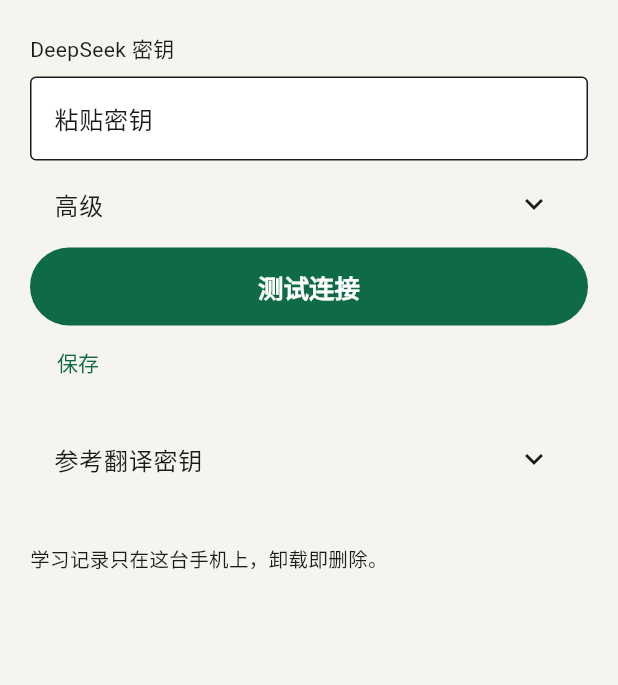
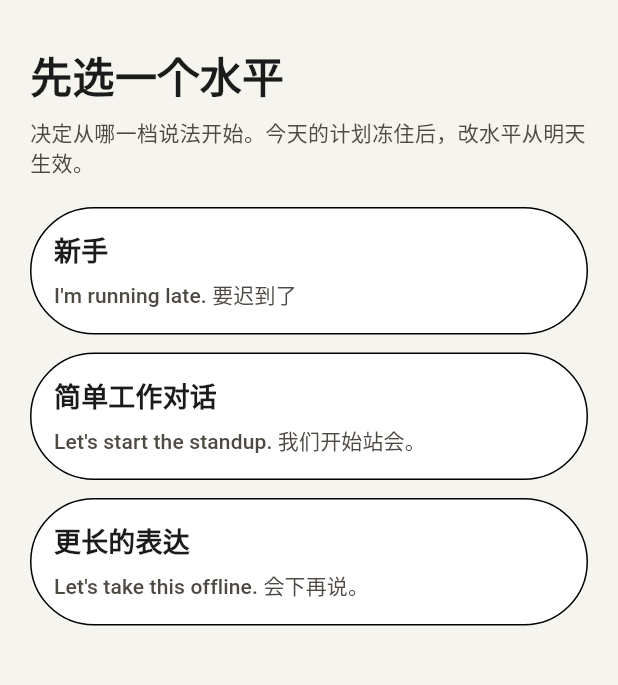
Before and after one commit to tysb121/english-app, a Flutter app: the screen it shows after launch, on a phone screen of 412 x 824 dp, the part 63-748 px from its top. Run offline on Flutter 3.47's test engine with Material 3 defaults, Android fonts, the light colour scheme and no system bars; our stand-ins replace flutter_secure_storage.

Commit message:
feat: product shell with level gate and coach thread
First launch picks level before the key gate. Bottom nav uses 我的.
Today opens one coach thread for vocab, scene, dialogue, quiz, errors,
and notes. Home labels and today cards follow the product flow.

```diff
--- a/lib/engine/lesson_store.dart
+++ b/lib/engine/lesson_store.dart
@@ -240,6 +240,7 @@
 
   int dailyWords = 5;
   String level = '简单工作对话';
+  bool levelChosen = false;
   String goal = '职场';
   String tone = '简洁';
   bool sceneInFlight = false;
@@ -720,19 +721,24 @@
     return lastCorrect >= vocabPassThreshold(ids.length);
   }
 
+  bool vocabSeen(String wordId) {
+    final attempts = _attempts[_key(today)] ?? [];
+    return attempts.any((item) => item.wordId == wordId);
+  }
+
   String homeActionLabel() {
     final plan = ensureTodayPlan();
-    if (checkedIn) return '看今天的笔记';
+    if (checkedIn) return '回看今天';
     if (!vocabThresholdMet) {
       final attempts = _attempts[_key(plan.date)] ?? [];
-      if (attempts.isEmpty) return '开始认词';
+      if (attempts.isEmpty) return '开始今天';
       return '继续认词';
     }
     if (sceneInFlight && plan.scene == null) return '正在写今天的场景';
-    if (!plan.dialogueDone && plan.scene == null) return '开始对话';
     if (!plan.dialogueDone) return '继续对话';
-    if (!quizGate) return '开始考核';
-    return '看今天的笔记';
+    if (!quizGate) return '继续考核';
+    if (plan.errorWordIds.isNotEmpty) return '还有错词';
+    return '回看今天';
   }
 
   List<StudyNote> noteDrafts() {
@@ -846,6 +852,7 @@
       'installId': installId,
       'dailyWords': dailyWords,
       'level': level,
+      'levelChosen': levelChosen,
       'goal': goal,
       'tone': tone,
       'userWords': [
@@ -971,6 +978,12 @@
     const tones = {'简洁', '朋友', '老师'};
     if (levels.contains(json['level'])) {
       level = normalizeLevel(json['level'] as String);
+    }
+    if (json['levelChosen'] == true) {
+      levelChosen = true;
+    } else if (levels.contains(json['level'])) {
+      // Returning users who already had a level saved are treated as chosen.
+      levelChosen = true;
     }
     if (goals.contains(json['goal'])) goal = json['goal'] as String;
     if (tones.contains(json['tone'])) tone = json['tone'] as String;
--- a/lib/ui/english_app.dart
+++ b/lib/ui/english_app.dart
@@ -1,6 +1,7 @@
 import 'package:flutter/material.dart';
 
 import '../app/app_model.dart';
+import 'level_page.dart';
 import 'records_page.dart';
 import 'settings_page.dart';
 import 'theme.dart';
@@ -43,6 +44,7 @@
   @override
   Widget build(BuildContext context) {
     final model = AppScope.of(context);
+    if (!model.store.levelChosen) return const LevelPage();
     if (!model.unlocked) return const SettingsPage(gate: true);
     return const HomeShell();
   }
@@ -77,8 +79,8 @@
             label: '记录',
           ),
           NavigationDestination(
-            icon: Icon(Icons.settings_outlined),
-            label: '设置',
+            icon: Icon(Icons.person_outline),
+            label: '我的',
           ),
         ],
       ),
--- /dev/null
+++ b/lib/ui/level_page.dart
@@ -0,0 +1,70 @@
+import 'package:flutter/material.dart';
+
+import 'english_app.dart';
+import 'theme.dart';
+
+class LevelPage extends StatelessWidget {
+  const LevelPage({super.key});
+
+  static const _options = [
+    ('新手', "I'm running late. 要迟到了"),
+    ('简单工作对话', "Let's start the standup. 我们开始站会。"),
+    ('更长的表达', "Let's take this offline. 会下再说。"),
+  ];
+
+  @override
+  Widget build(BuildContext context) {
+    final model = AppScope.of(context);
+    return Scaffold(
+      appBar: AppBar(title: const Text('今日英语')),
+      body: ListView(
+        padding: const EdgeInsets.fromLTRB(20, 16, 20, 32),
+        children: [
+          const Text(
+            '先选一个水平',
+            style: TextStyle(fontSize: 28, fontWeight: FontWeight.w600),
+          ),
+          const SizedBox(height: 8),
+          const Text(
+            '决定从哪一档说法开始。今天的计划冻住后，改水平从明天生效。',
+            style: TextStyle(color: Color(0xFF4E4A43)),
+          ),
+          const SizedBox(height: 20),
+          for (final option in _options) ...[
+            OutlinedButton(
+              style: OutlinedButton.styleFrom(
+                alignment: Alignment.centerLeft,
+                padding: const EdgeInsets.all(16),
+                backgroundColor: Colors.white,
+              ),
+              onPressed: () {
+                model.store.level = option.$1;
+                model.store.levelChosen = true;
+                model.commit();
+              },
+              child: Column(
+                crossAxisAlignment: CrossAxisAlignment.start,
+                children: [
+                  Text(
+                    option.$1,
+                    style: const TextStyle(
+                      fontSize: 18,
+                      fontWeight: FontWeight.w600,
+                      color: ink,
+                    ),
+                  ),
+                  const SizedBox(height: 6),
+                  Text(
+                    option.$2,
+                    style: const TextStyle(color: Color(0xFF4E4A43)),
+                  ),
+                ],
+              ),
+            ),
+            const SizedBox(height: 12),
+          ],
+        ],
+      ),
+    );
+  }
+}
--- a/lib/ui/theme.dart
+++ b/lib/ui/theme.dart
@@ -26,7 +26,7 @@
       style: FilledButton.styleFrom(
         backgroundColor: pine,
         foregroundColor: Colors.white,
-        minimumSize: const Size.fromHeight(52),
+        minimumSize: const Size(64, 52),
         textStyle: const TextStyle(fontSize: 17, fontWeight: FontWeight.w600),
       ),
     ),
```
Also changed, not shown: lib/ui/coach_thread_page.dart (added, +455 -0 lines), lib/ui/today_page.dart (+16 -15 lines), 1 other file.
